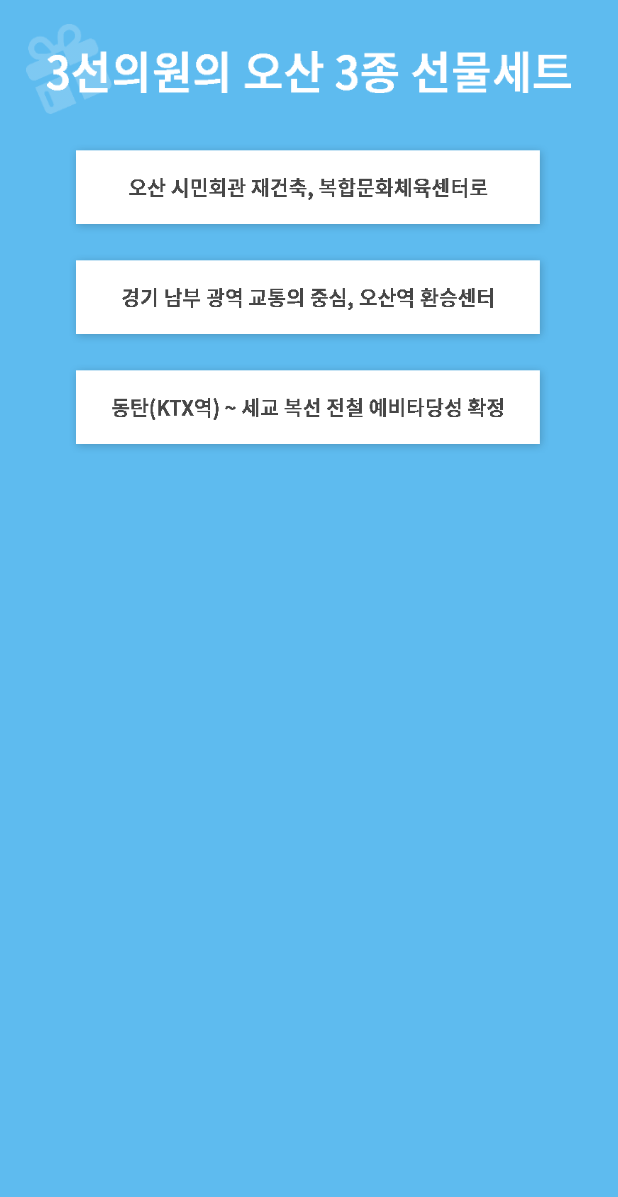
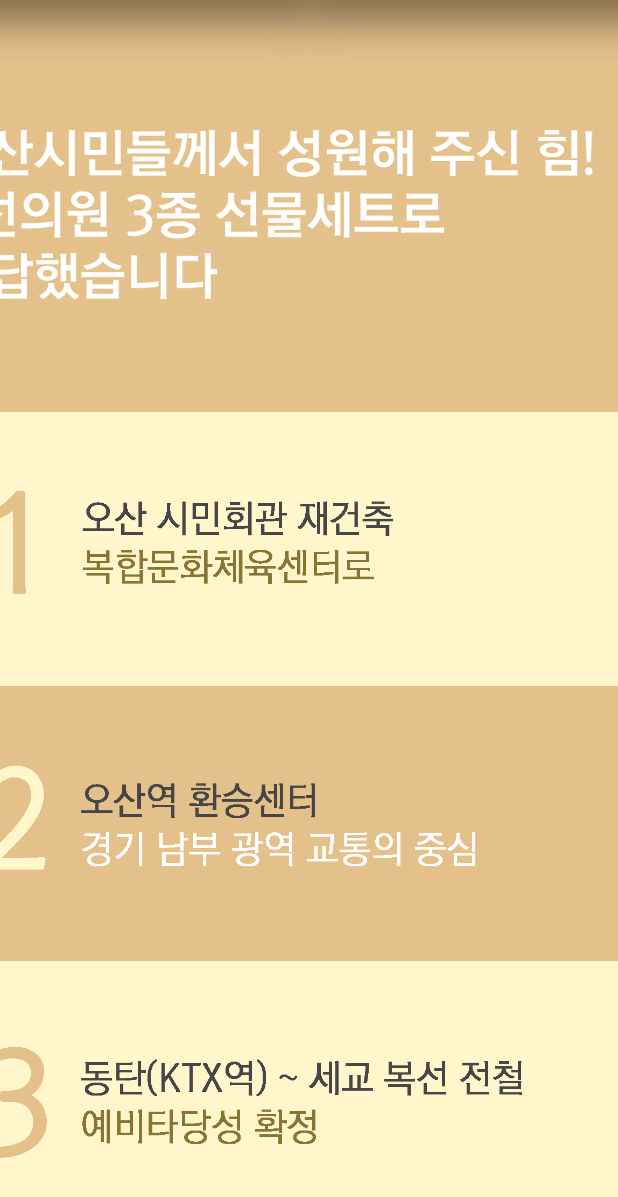
Before and after one commit to madcatlove/NationalAssembly, an Android app: the VisionThreeActivity screen opened directly, with no data from a screen before it, on a phone screen of 412 x 824 dp. Shown: the top 1197 px of the screen. Run offline under Robolectric (Android 15) with nearby library versions, the phone set to English and light mode, and no system bars; pictures from the network do not load; Roboto replaces fonts that are not available here.

Commit message:
받은자료까지 수정완료

```diff
--- a/app/src/main/java/kr/or/osan21/nationalassembly/VisionThreeActivity.java
+++ b/app/src/main/java/kr/or/osan21/nationalassembly/VisionThreeActivity.java
@@ -14,53 +14,37 @@ import com.bumptech.glide.Glide;
 
 public class VisionThreeActivity extends AppCompatActivity {
 
-    ImageView title, icon;
-    ImageButton btn1, btn2, btn3;
+    ImageView title, btn1, btn2, btn3;
 
     @Override
     protected void onCreate(Bundle savedInstanceState) {
         super.onCreate(savedInstanceState);
         setContentView(R.layout.activity_vision_three);
 
-        icon = (ImageView)findViewById(R.id.gift_icon);
         title = (ImageView)findViewById(R.id.vision_three_title);
-        btn1 = (ImageButton)findViewById(R.id.vision_three_btn1);
-        btn2 = (ImageButton)findViewById(R.id.vision_three_btn2);
-        btn3 = (ImageButton)findViewById(R.id.vision_three_btn3);
-
-        WindowManager wm = (WindowManager) getSystemService(Context.WINDOW_SERVICE);
-        Display display = wm.getDefaultDisplay();
-
-        final int width = display.getWidth();
-        final int height = display.getHeight();
-
-        Glide.with(this)
-                .load(R.drawable.vision_gift_icon)
-                .override(100, 100)
-                .fitCenter()
-                .into(icon);
-
+        btn1 = (ImageView)findViewById(R.id.vision_three_btn1);
+        btn2 = (ImageView)findViewById(R.id.vision_three_btn2);
+        btn3 = (ImageView)findViewById(R.id.vision_three_btn3);
 
         Glide.with(this)
                 .load(R.drawable.vision_three_title)
-                .override(width, height)
-                .fitCenter()
+                .centerCrop()
                 .into(title);
 
 
         Glide.with(this)
                 .load(R.drawable.vision_three_btn1)
-                .fitCenter()
+                .centerCrop()
                 .into(btn1);
 
         Glide.with(this)
                 .load(R.drawable.vision_three_btn2)
-                .fitCenter()
+                .centerCrop()
                 .into(btn2);
 
         Glide.with(this)
                 .load(R.drawable.vision_three_btn3)
-                .fitCenter()
+                .centerCrop()
                 .into(btn3);
 
 
--- a/app/src/main/res/layout/activity_notice_content.xml
+++ b/app/src/main/res/layout/activity_notice_content.xml
@@ -28,7 +28,7 @@
             android:layout_height="wrap_content"
             android:layout_centerHorizontal="true"
             android:layout_centerVertical="true"
-            android:text="언제 어디서든 함께 해요"
+            android:text="함께 만들어가는 오산"
             android:textSize="13dp"
             android:textColor="#ffffff" />
     </RelativeLayout>
--- a/app/src/main/res/layout/activity_vision.xml
+++ b/app/src/main/res/layout/activity_vision.xml
@@ -13,7 +13,7 @@
     <RelativeLayout
         android:layout_width="match_parent"
         android:layout_height="35dp"
-        android:background="#464646">
+        android:background="#140A0A">
 
         <ImageView
             android:id="@+id/myImageView"
@@ -29,7 +29,7 @@
             android:id="@+id/myImageViewText"
             android:layout_width="wrap_content"
             android:layout_height="wrap_content"
-            android:text="五産, 오산의 미래를 열다"
+            android:text="5産으로 오산의 미래를 열다"
             android:textColor="#ffffff"
             android:textSize="13dp"
             android:layout_centerVertical="true"
--- a/app/src/main/res/layout/activity_vision_content.xml
+++ b/app/src/main/res/layout/activity_vision_content.xml
@@ -27,7 +27,7 @@
             android:layout_height="wrap_content"
             android:layout_centerHorizontal="true"
             android:layout_centerVertical="true"
-            android:text="五産, 오산의 미래를 열다"
+            android:text="5産으로 오산의 미래를 열다"
             android:textSize="13dp"
             android:textColor="#ffffff" />
     </RelativeLayout>
--- a/app/src/main/res/layout/activity_vision_three.xml
+++ b/app/src/main/res/layout/activity_vision_three.xml
@@ -1,62 +1,53 @@
 <?xml version="1.0" encoding="utf-8"?>
 <LinearLayout xmlns:android="http://schemas.android.com/apk/res/android"
-    xmlns:tools="http://schemas.android.com/tools" android:layout_width="match_parent"
-    android:layout_height="match_parent" android:paddingLeft="@dimen/activity_horizontal_margin"
-    android:paddingRight="@dimen/activity_horizontal_margin"
-    android:paddingTop="@dimen/activity_vertical_margin"
-    android:paddingBottom="@dimen/activity_vertical_margin"
+    xmlns:tools="http://schemas.android.com/tools"
+    android:layout_width="match_parent"
+    android:layout_height="match_parent"
     android:orientation="vertical"
-    tools:context="kr.or.osan21.nationalassembly.VisionThreeActivity"
-    android:background="#5ebbef">
+    tools:context="kr.or.osan21.nationalassembly.VisionThreeActivity">
 
-    <RelativeLayout
+    <!--
+    <LinearLayout
         android:layout_width="match_parent"
-        android:layout_height="wrap_content">
+        android:layout_height="0dp"
+        android:layout_weight="1.5"
+        android:background="#e4c18b"
+        android:orientation="vertical">
+        <TextView
+            android:layout_width="wrap_content"
+            android:layout_height="wrap_content"
+            android:layout_gravity="center"
+            android:text="오산시민들께서 성원해 주신 힘!\n3선의원 3종 선물세트로\n보답했습니다"
+            android:textSize="20dp"
+            android:textColor="#ffffff"/>
+    </LinearLayout>
+    -->
 
-        <ImageView
-            android:id="@+id/gift_icon"
-            android:layout_width="60dp"
-            android:layout_height="60dp"/>
+    <ImageView
+        android:id="@+id/vision_three_title"
+        android:layout_width="match_parent"
+        android:layout_height="0dp"
+        android:layout_weight="1.5"/>
 
-        <ImageView
-            android:id="@+id/vision_three_title"
-            android:layout_gravity="center_horizontal"
-            android:scaleType="fitCenter"
-            android:layout_marginTop="15dp"
-            android:layout_marginLeft="15dp"
-            android:layout_marginRight="15dp"
-            android:layout_width="wrap_content"
-            android:layout_height="wrap_content" />
-    </RelativeLayout>
-
-    <ImageButton
+    <ImageView
         android:id="@+id/vision_three_btn1"
         android:layout_width="match_parent"
-        android:layout_height="60dp"
-        android:background="#00ffffff"
-        android:layout_marginLeft="15dp"
-        android:layout_marginRight="15dp"
-        android:onClick="btnClicked"
-        android:layout_marginTop="20dp"/>
+        android:layout_height="0dp"
+        android:layout_weight="1"
+        android:onClick="btnClicked"/>
 
-    <ImageButton
+    <ImageView
         android:id="@+id/vision_three_btn2"
         android:layout_width="match_parent"
-        android:layout_height="60dp"
-        android:background="#00ffffff"
-        android:layout_marginLeft="15dp"
-        android:layout_marginRight="15dp"
-        android:onClick="btnClicked"
-        android:layout_marginTop="13dp"/>
+        android:layout_height="0dp"
+        android:layout_weight="1"
+        android:onClick="btnClicked" />
 
-    <ImageButton
+    <ImageView
         android:id="@+id/vision_three_btn3"
         android:layout_width="match_parent"
-        android:layout_height="60dp"
-        android:background="#00ffffff"
-        android:layout_marginLeft="15dp"
-        android:onClick="btnClicked"
-        android:layout_marginRight="15dp"
-        android:layout_marginTop="13dp"/>
+        android:layout_height="0dp"
+        android:layout_weight="1"
+        android:onClick="btnClicked"/>
 
 </LinearLayout>
--- a/app/src/main/res/layout/activity_watersmell.xml
+++ b/app/src/main/res/layout/activity_watersmell.xml
@@ -29,7 +29,7 @@
             android:id="@+id/myImageViewText"
             android:layout_width="wrap_content"
             android:layout_height="wrap_content"
-            android:text="안민석의 물향기 편지"
+            android:text="물향기편지\u0026이모저모"
             android:textSize="13dp"
             android:textColor="#ffffff"
             android:layout_centerVertical="true"
```
Also changed, not shown: app/src/main/java/kr/or/osan21/nationalassembly/VisionFiveActivity.java (+12 -28 lines), app/src/main/res/layout/activity_vision_five.xml (+18 -56 lines), app/src/main/res/drawable/vision_five_title.jpg (added), app/src/main/res/drawable/vision_five_title.png (deleted), app/src/main/res/drawable/vision_gift_icon.png (deleted), app/src/main/res/drawable/vision_three_btn1.png, app/src/main/res/drawable/vision_three_btn2.png, app/src/main/res/drawable/vision_three_btn3.png, app/src/main/res/drawable/vision_three_title.jpg (added), app/src/main/res/drawable/vision_three_title.png (deleted).
